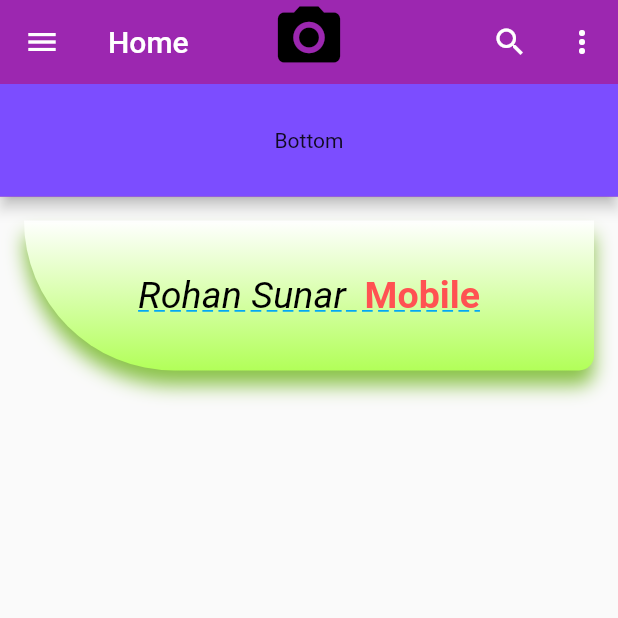
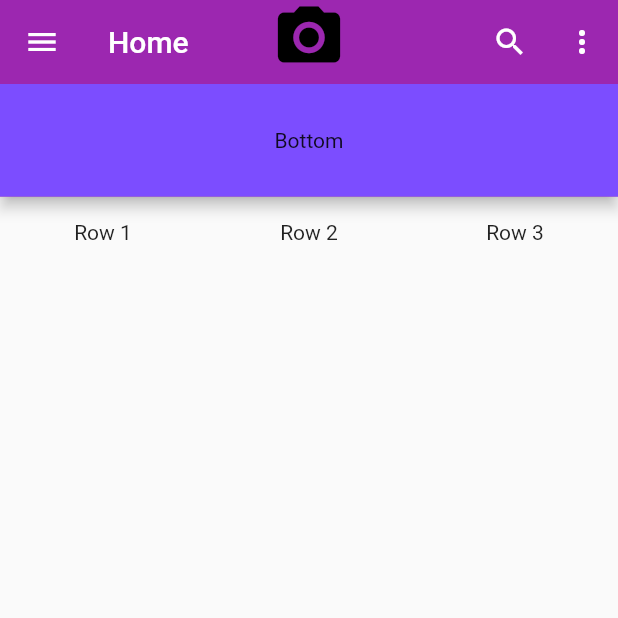
Before and after one commit to rohansunar15/flutter_practise_ch6, a Flutter app: the screen it shows after launch, on a phone screen of 412 x 824 dp, the top half of it. Run offline on Flutter 3.47's test engine with Material 2 defaults, Android fonts, the phone set to English and light mode, and no system bars.

Commit message:
rows and column

```diff
--- a/lib/Home.dart
+++ b/lib/Home.dart
@@ -73,61 +73,19 @@ class ContainerWithBoxContainetWidget extends StatelessWidget {
   Widget build(BuildContext context) {
     return Column(
       children: <Widget>[
-        Container(
-          height: 100.0,
-          decoration: const BoxDecoration(
-            borderRadius: BorderRadius.only(
-              bottomLeft: Radius.circular(100.0),
-              bottomRight: Radius.circular(10.0),
-            ),
-            gradient: LinearGradient(
-              begin: Alignment.topCenter,
-              end: Alignment.bottomCenter,
-              colors: [
-                Colors.white,
-                Colors.lightGreenAccent,
-              ]
-            ),
-            boxShadow: [
-              BoxShadow(
-              color: Colors.lightGreen,
-              blurRadius: 10.0,
-              offset: Offset(0.0,10.0),
-               ),
-            ]
+        Row(
+          crossAxisAlignment: CrossAxisAlignment.start,
+          mainAxisAlignment: MainAxisAlignment.spaceEvenly,
+          mainAxisSize: MainAxisSize.max,
+          children: <Widget>[
+            Text('Row 1'),
+            Padding(padding: EdgeInsets.all(16.0),),
+            Text('Row 2'),
+            Padding(padding: EdgeInsets.all(16.0),),
+            Text('Row 3'),
+            ],
           ),
-          child: Center(
-            child: RichText(
-              text: TextSpan(
-              text: 'Rohan ',
-                style: TextStyle(
-                  color: Colors.black,
-                  fontStyle: FontStyle.italic,
-                  fontWeight: FontWeight.normal,
-                  fontSize: 25.0,
-                  decorationColor: Colors.lightBlue,
-                  decoration: TextDecoration.underline,
-                  decorationStyle: TextDecorationStyle.dashed,
-                ),
-                children:<TextSpan>[
-                  TextSpan(
-                    text: 'Sunar',
-
-                  ),
-                  TextSpan(
-                    text: '  Mobile',
-                    style: TextStyle(
-                      color: Colors.redAccent,
-                      fontStyle: FontStyle.normal,
-                      fontWeight: FontWeight.bold,
-                    ),
-                  )
-                ]
-            ),
-            ),
-            ),
-          ),
-      ],
-    );
+        ],
+      );
+    }
   }
-}
```
